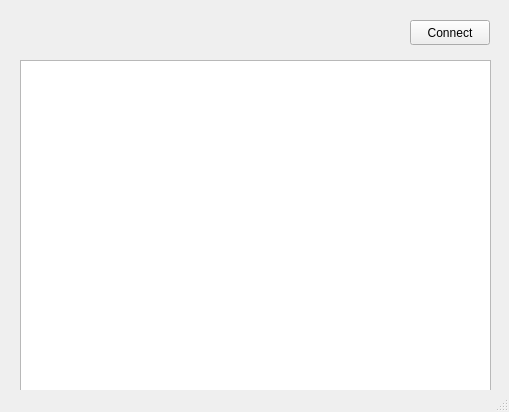
This is source/gui/mainwindow.ui in richmanfx/EasyContest as Qt 5 draws it before an edit. The edited form follows.
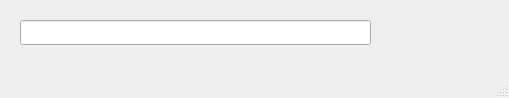
This is the edited form. Icons and pictures are not drawn.

Commit message: Реализованя передача сообщения по Enter из виджета редактирования строки. Часть сообщений выведена в лог.

```diff
--- a/source/gui/mainwindow.ui
+++ b/source/gui/mainwindow.ui
@@ -7,7 +7,7 @@
     <x>0</x>
     <y>0</y>
     <width>509</width>
-    <height>412</height>
+    <height>98</height>
    </rect>
   </property>
   <property name="sizePolicy">
@@ -42,26 +42,13 @@
     <normaloff>:/clean.png</normaloff>:/clean.png</iconset>
   </property>
   <widget class="QWidget" name="centralWidget">
-   <widget class="QPushButton" name="pbConnect">
+   <widget class="QLineEdit" name="callLineEdit">
     <property name="geometry">
      <rect>
-      <x>410</x>
+      <x>20</x>
       <y>20</y>
-      <width>80</width>
+      <width>351</width>
       <height>25</height>
-     </rect>
-    </property>
-    <property name="text">
-     <string>Connect</string>
-    </property>
-   </widget>
-   <widget class="QTextEdit" name="teLog">
-    <property name="geometry">
-     <rect>
-      <x>20</x>
-      <y>60</y>
-      <width>471</width>
-      <height>331</height>
      </rect>
     </property>
    </widget>
```
The commit also changes 2 other files.
